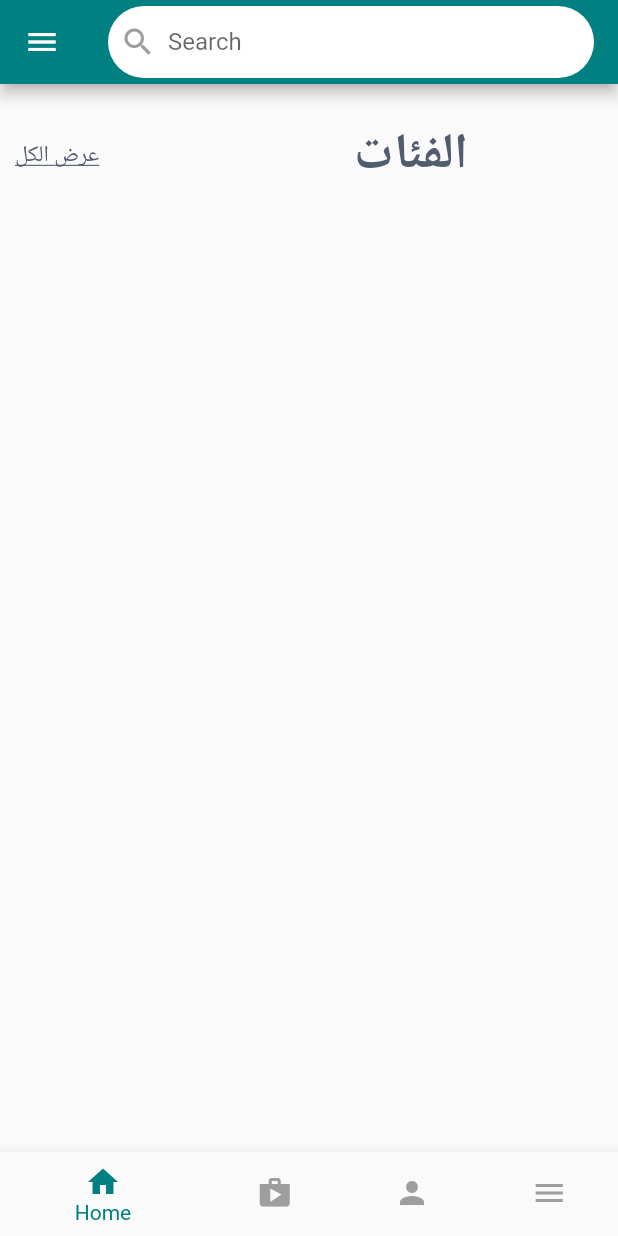
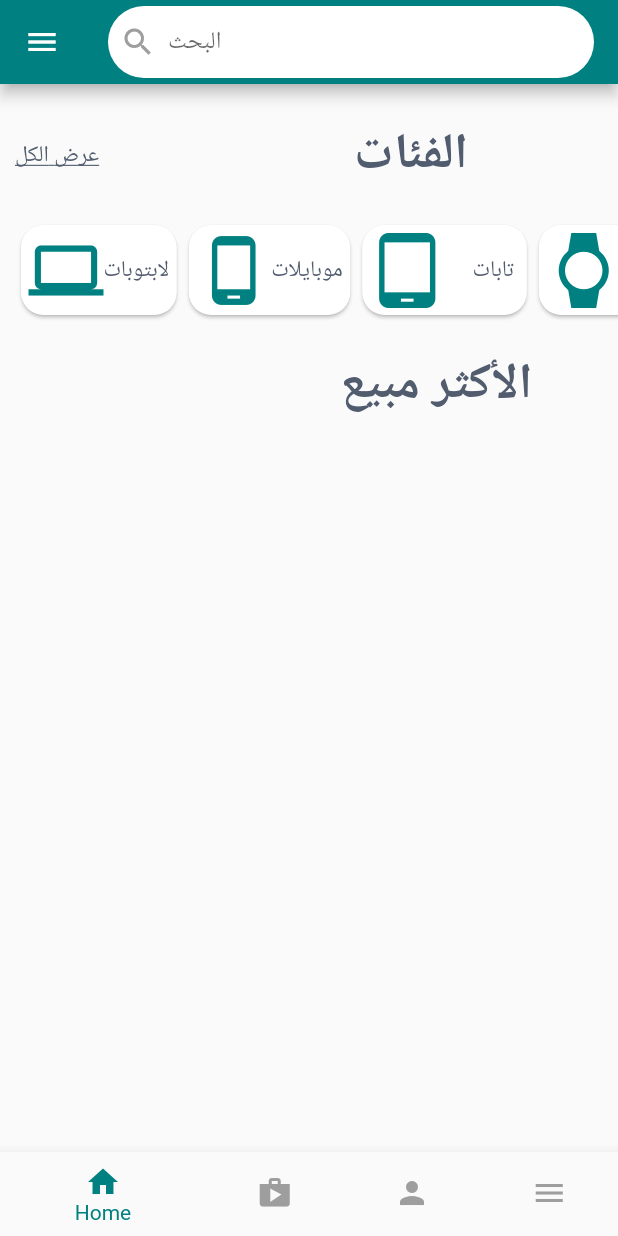
Before and after one commit to sariatahan/estore2, a Flutter app: the HomeScreen screen opened directly, on a phone screen of 412 x 824 dp. Run offline on Flutter 3.47's test engine with Material 2 defaults, Android fonts, the light colour scheme and no system bars; our stand-ins replace google_fonts; Roboto replaces fonts that are missing (Almarai).

Commit message:
commit 3

```diff
--- a/lib/Registrations/log in.dart
+++ b/lib/Registrations/log in.dart
@@ -1,7 +1,7 @@
 import 'package:flutter/material.dart';
 import 'package:google_fonts/google_fonts.dart';
 import 'package:estore2/Registrations/sign_up.dart';
-import 'package:flutter_signin_button/flutter_signin_button.dart';
+import 'package:estore2/Screens/homescreen.dart';
 
 class login extends StatefulWidget {
   static const String id = 'Login';
@@ -24,7 +24,7 @@ class _loginState extends State<login> {
       backgroundColor: Color(0xFFE6E6E6),
       body: SingleChildScrollView(
         child: Container(
-          height: size.height,
+          height: null,
           width: size.width,
           padding: EdgeInsets.symmetric(horizontal: 30),
           child: Column(
@@ -89,7 +89,9 @@ class _loginState extends State<login> {
                   borderRadius: BorderRadius.circular(25.0),
                 ),
                 child: ElevatedButton(
-                  onPressed: () {},
+                  onPressed: () {
+                    Navigator.pushNamed(context, HomeScreen.id);
+                  },
                   child: Text(
                     'تسجيل دخول',
                     style: TextStyle(
@@ -198,7 +200,7 @@ class _loginState extends State<login> {
                       mainAxisAlignment: MainAxisAlignment.center,
                       children: [
                         Text(
-                          '________________',
+                          '______________',
                           style: TextStyle(
                             color: Color(0xFF008080),
                             fontSize: 15.0,
--- a/lib/Screens/homescreen.dart
+++ b/lib/Screens/homescreen.dart
@@ -4,7 +4,7 @@ import 'package:google_fonts/google_fonts.dart';
 class HomeScreen extends StatelessWidget {
   static const String id = 'HomeScreen';
 
-  const HomeScreen({super.key});
+  const HomeScreen({Key? key});
 
   @override
   Widget build(BuildContext context) {
@@ -31,7 +31,7 @@ class HomeScreen extends StatelessWidget {
               Expanded(
                 child: TextField(
                   decoration: InputDecoration(
-                    hintText: 'Search',
+                    hintText: 'البحث',
                     border: InputBorder.none,
                   ),
                 ),
@@ -78,6 +78,39 @@ class HomeScreen extends StatelessWidget {
                     ),
                   ],
                 ),
+                const SizedBox(height: 20),
+                SingleChildScrollView(
+                  scrollDirection: Axis.horizontal,
+                  child: Row(
+                    children: [
+                      _buildIconCard(icon: Icons.laptop, title: 'لابتوبات'),
+                      _buildIconCard(
+                          icon: Icons.phone_android, title: 'موبايلات'),
+                      _buildIconCard(
+                          icon: Icons.tablet_android, title: '     تابات '),
+                      _buildIconCard(icon: Icons.watch, title: 'ساعات ذكية'),
+                      _buildIconCard(icon: Icons.headphones, title: 'سماعات'),
+                      _buildIconCard(icon: Icons.diamond, title: 'اكسسوارات'),
+                    ],
+                  ),
+                ),
+                const SizedBox(
+                  height: 20,
+                ),
+                Padding(
+                  padding: const EdgeInsets.only(left: 160),
+                  child: Text(
+                    'الأكثر مبيع',
+                    style: GoogleFonts.almarai(
+                      fontSize: 33.0,
+                      fontWeight: FontWeight.bold,
+                      color: const Color(0xFF515C6F),
+                    ),
+                  ),
+                ),
+                const SizedBox(
+                  height: 10,
+                ),
               ],
             ),
           ),
@@ -107,4 +140,36 @@ class HomeScreen extends StatelessWidget {
       ),
     );
   }
+
+  Widget _buildIconCard({
+    required IconData icon,
+    required String title,
+  }) {
+    return Card(
+      shape: RoundedRectangleBorder(
+        borderRadius: BorderRadius.circular(15.0),
+      ),
+      child: Padding(
+        padding: const EdgeInsets.all(5),
+        child: Row(
+          mainAxisAlignment: MainAxisAlignment.center,
+          children: [
+            Icon(
+              icon,
+              size: 50,
+              color: const Color(0xFF008080),
+            ),
+            const SizedBox(height: 10),
+            Text(
+              title,
+              style: GoogleFonts.almarai(
+                fontSize: 15.0,
+                color: const Color(0xFF515C6F),
+              ),
+            ),
+          ],
+        ),
+      ),
+    );
+  }
 }
--- a/lib/main.dart
+++ b/lib/main.dart
@@ -1,6 +1,7 @@
 import 'package:estore2/Registrations/log in.dart';
 import 'package:flutter/material.dart';
 import 'package:estore2/Registrations/sign_up.dart';
+import 'package:estore2/Screens/homescreen.dart';
 
 void main() {
   runApp(MyApp());
@@ -12,6 +13,7 @@ class MyApp extends StatelessWidget {
     return MaterialApp(initialRoute: login.id, routes: {
       login.id: (context) => login(),
       SignupPage.id: (context) => SignupPage(),
+      HomeScreen.id: (context) => HomeScreen(),
     });
   }
 }
```
